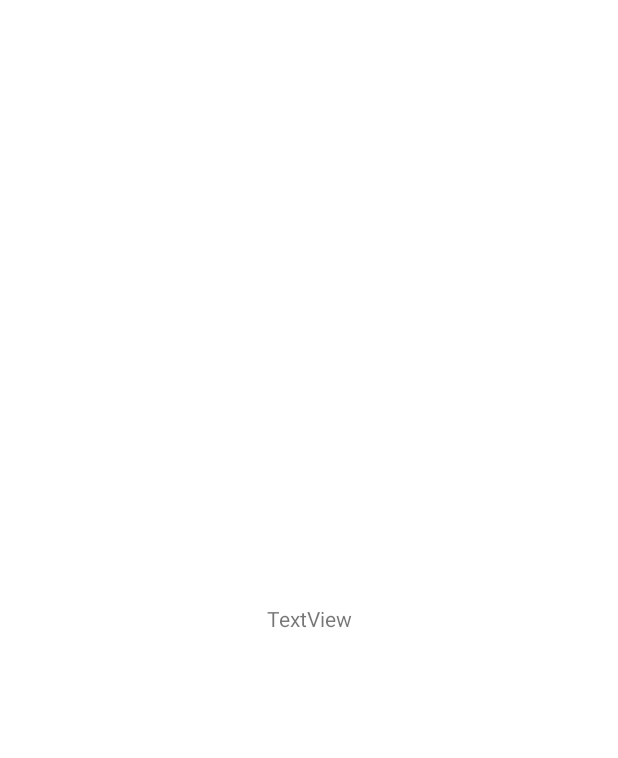
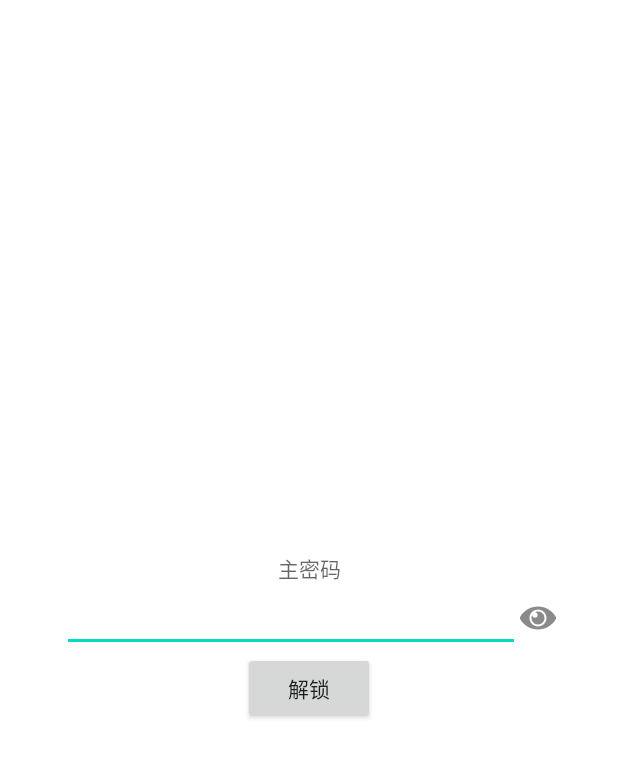
Before and after one commit to lingdeqin/secrets, an Android app: the screen it shows after launch (AuthActivity), on a phone screen of 412 x 824 dp. Before the commit the part shown is almost empty. Shown: the top 758 px of the screen. Run offline under Robolectric (Android 15) with nearby library versions, the phone set to English and light mode, and no system bars.

Commit message:
unlockUI

```diff
--- a/app/src/main/java/com/lingdeqin/secrets/activity/AuthActivity.java
+++ b/app/src/main/java/com/lingdeqin/secrets/activity/AuthActivity.java
@@ -12,7 +12,13 @@ import androidx.core.content.ContextCompat;
 import android.content.Intent;
 import android.os.Bundle;
 import android.provider.Settings;
+import android.text.InputType;
 import android.util.Log;
+import android.view.View;
+import android.widget.Button;
+import android.widget.CheckBox;
+import android.widget.CompoundButton;
+import android.widget.EditText;
 import android.widget.Toast;
 
 import com.lingdeqin.secrets.R;
@@ -21,27 +27,60 @@ import java.util.concurrent.Executor;
 
 public class AuthActivity extends AppCompatActivity {
 
+    private static final String TAG = "AuthActivity";
     private Executor executor;
     private BiometricPrompt biometricPrompt;
     private BiometricPrompt.PromptInfo promptInfo;
+
+    private EditText editAuth;
+    private Button btnUnlock;
+
 
     @Override
     protected void onCreate(Bundle savedInstanceState) {
         super.onCreate(savedInstanceState);
         setContentView(R.layout.activity_auth);
+        editAuth = findViewById(R.id.edit_auth);
+        btnUnlock = findViewById(R.id.btn_unlock);
+        CheckBox cb = findViewById(R.id.is_visible_password);
+
+        cb.setOnCheckedChangeListener(new CompoundButton.OnCheckedChangeListener() {
+            @Override
+            public void onCheckedChanged(CompoundButton compoundButton, boolean isChecked) {
+                if(isChecked) {
+                    editAuth.setInputType(InputType.TYPE_CLASS_TEXT
+                            | InputType.TYPE_TEXT_VARIATION_VISIBLE_PASSWORD
+                            | InputType.TYPE_TEXT_FLAG_NO_SUGGESTIONS);
+                } else {
+                    editAuth.setInputType(InputType.TYPE_CLASS_TEXT
+                            | InputType.TYPE_TEXT_VARIATION_PASSWORD
+                            | InputType.TYPE_TEXT_FLAG_NO_SUGGESTIONS);
+                }
+            }
+        });
+
+        btnUnlock.setOnClickListener(new View.OnClickListener() {
+            @Override
+            public void onClick(View view) {
+
+            }
+        });
 
     }
-
 
     @Override
     protected void onStart() {
         super.onStart();
+
     }
 
     @Override
     protected void onResume() {
         super.onResume();
 
+    }
+
+    private void biometric(){
         BiometricManager biometricManager = BiometricManager.from(this);
         switch (biometricManager.canAuthenticate(BIOMETRIC_STRONG | DEVICE_CREDENTIAL)) {
             case BiometricManager.BIOMETRIC_SUCCESS:
@@ -97,9 +136,8 @@ public class AuthActivity extends AppCompatActivity {
         promptInfo = new BiometricPrompt.PromptInfo.Builder()
                 .setTitle("需要验证")
                 .setSubtitle("验证以使用")
-                .setNegativeButtonText("使用设备PIN、密码")
+                .setNegativeButtonText("使用主密码")
                 .build();
-
         biometricPrompt.authenticate(promptInfo);
 
     }
--- /dev/null
+++ b/app/src/main/res/drawable/ic_eye.xml
@@ -0,0 +1,9 @@
+<vector xmlns:android="http://schemas.android.com/apk/res/android"
+    android:width="24dp"
+    android:height="21dp"
+    android:viewportWidth="1152"
+    android:viewportHeight="1024">
+  <path
+      android:pathData="M1138.71,463.26C1025.94,271.9 815.62,144 576,144 336.28,144 126.01,271.99 13.29,463.26a96,96 0,0 0,0 97.48C126.06,752.1 336.38,880 576,880c239.72,0 449.99,-127.99 562.71,-319.26a95.99,95.99 0,0 0,0 -97.48zM576,784c-150.32,0 -272,-121.65 -272,-272 0,-150.32 121.65,-272 272,-272 150.32,0 272,121.65 272,272 0,150.32 -121.65,272 -272,272zM784,512c0,114.88 -93.12,208 -208,208s-208,-93.12 -208,-208c0,-35.42 8.86,-68.76 24.47,-97.95l-0,0.06c0,47.3 38.35,85.65 85.65,85.65s85.65,-38.35 85.65,-85.65c0,-47.3 -38.35,-85.65 -85.65,-85.65l-0.06,0C507.24,312.86 540.59,304 576,304c114.88,0 208,93.12 208,208z"
+      android:fillColor="#8a8a8a"/>
+</vector>
--- /dev/null
+++ b/app/src/main/res/drawable/ic_eye_slash.xml
@@ -0,0 +1,9 @@
+<vector xmlns:android="http://schemas.android.com/apk/res/android"
+    android:width="24dp"
+    android:height="21dp"
+    android:viewportWidth="1152"
+    android:viewportHeight="1024">
+  <path
+      android:pathData="M573.39,783.97l65.16,93.08A667.92,667.92 0,0 1,576 880C336.38,880 126.06,752.1 13.29,560.74a96,96 0,0 1,0 -97.48c48.05,-81.53 113.83,-151.55 192.05,-205.07l114.15,163.08C309.47,449.64 304,480.17 304,512c0,149.47 120.27,270.56 269.39,271.97zM1138.71,560.74c-63.33,107.47 -157.49,194.92 -270.35,250.95l0.02,0.03 82.94,118.4c15.2,21.72 9.92,51.64 -11.8,66.84l-26.22,18.36c-21.72,15.2 -51.64,9.92 -66.84,-11.8L200.68,93.88c-15.2,-21.72 -9.92,-51.64 11.8,-66.84l26.22,-18.36c21.72,-15.2 51.64,-9.92 66.84,11.8l102.08,145.23C461.36,151.55 517.81,144 576,144c239.62,0 449.94,127.9 562.71,319.26a96,96 0,0 1,0 97.48zM848,512c0,-150.35 -121.68,-272 -272,-272 -35.88,0 -70.11,6.95 -101.46,19.54l38.6,54.12c51.74,-16.34 110.09,-12.33 160.8,14.82h-0.06c-47.3,0 -85.64,38.34 -85.64,85.64 0,47.25 38.29,85.64 85.64,85.64 47.3,0 85.64,-38.34 85.64,-85.64v-0.06c36.92,68.98 32.62,155.83 -16.5,221.9v0.02l38.63,54.12C822.99,642.4 848,580.15 848,512zM524.03,713.45l-155.06,-221.51c-10.03,104.77 58.63,196.71 155.06,221.51z"
+      android:fillColor="#8a8a8a"/>
+</vector>
--- /dev/null
+++ b/app/src/main/res/drawable/selector_password.xml
@@ -0,0 +1,5 @@
+<?xml version="1.0" encoding="utf-8"?>
+<selector xmlns:android="http://schemas.android.com/apk/res/android">
+    <item android:drawable="@drawable/ic_eye_slash" android:state_checked="true"/>
+    <item android:drawable="@drawable/ic_eye" android:state_checked="false"/>
+</selector>
--- a/app/src/main/res/layout/activity_auth.xml
+++ b/app/src/main/res/layout/activity_auth.xml
@@ -4,15 +4,58 @@
     xmlns:tools="http://schemas.android.com/tools"
     android:layout_width="match_parent"
     android:layout_height="match_parent"
+    android:background="@color/white"
     tools:context=".activity.AuthActivity">
 
-    <TextView
-        android:id="@+id/textView2"
+    <androidx.appcompat.widget.AppCompatTextView
+        android:id="@+id/text_auth"
         android:layout_width="wrap_content"
         android:layout_height="wrap_content"
-        android:text="TextView"
+        android:hint="@string/auth"
+        app:layout_constraintBottom_toTopOf="@+id/constraintLayout"
+        app:layout_constraintEnd_toEndOf="parent"
+        app:layout_constraintStart_toStartOf="parent" />
+
+    <androidx.constraintlayout.widget.ConstraintLayout
+        android:id="@+id/constraintLayout"
+        android:layout_width="0dp"
+        android:layout_height="wrap_content"
         app:layout_constraintBottom_toBottomOf="parent"
         app:layout_constraintEnd_toEndOf="parent"
         app:layout_constraintStart_toStartOf="parent"
-        app:layout_constraintTop_toTopOf="parent" />
+        app:layout_constraintTop_toTopOf="parent"
+        app:layout_constraintWidth_percent="0.8">
+
+        <androidx.appcompat.widget.AppCompatEditText
+            android:id="@+id/edit_auth"
+            android:layout_width="0dp"
+            android:layout_height="wrap_content"
+            android:inputType="textPassword"
+            android:autofillHints="password"
+            app:layout_constraintBottom_toBottomOf="parent"
+            app:layout_constraintStart_toStartOf="parent"
+            app:layout_constraintEnd_toStartOf="@+id/is_visible_password"
+            app:layout_constraintTop_toTopOf="parent" />
+
+        <androidx.appcompat.widget.AppCompatCheckBox
+            android:id="@+id/is_visible_password"
+            android:layout_width="24dp"
+            android:layout_height="24dp"
+            android:button="@drawable/selector_password"
+            android:checked="false"
+            app:layout_constraintBottom_toBottomOf="parent"
+            app:layout_constraintEnd_toEndOf="parent"
+            app:layout_constraintStart_toEndOf="@+id/edit_auth"
+            app:layout_constraintTop_toTopOf="parent" />
+    </androidx.constraintlayout.widget.ConstraintLayout>
+
+    <androidx.appcompat.widget.AppCompatButton
+        android:id="@+id/btn_unlock"
+        android:layout_width="wrap_content"
+        android:layout_height="wrap_content"
+        android:text="@string/auth_unlock"
+        app:layout_constraintEnd_toEndOf="parent"
+        app:layout_constraintStart_toStartOf="parent"
+        app:layout_constraintTop_toBottomOf="@+id/constraintLayout" />
+
 </androidx.constraintlayout.widget.ConstraintLayout>
--- a/app/src/main/res/values/strings.xml
+++ b/app/src/main/res/values/strings.xml
@@ -18,6 +18,11 @@
     <string name="secret_password">密码</string>
     <string name="secret_url">url</string>
     <string name="secret_remark">备注</string>
+
+
+    <string name="auth">主密码</string>
+    <string name="auth_first">请设置主密码</string>
+    <string name="auth_unlock">解锁</string>
 
     <!-- Preference Titles -->
     <string name="messages_header">Messages</string>
@@ -40,5 +45,4 @@
     <string name="action_sign_in_short">action_sign_in_short</string>
 
 
-
 </resources>
```
